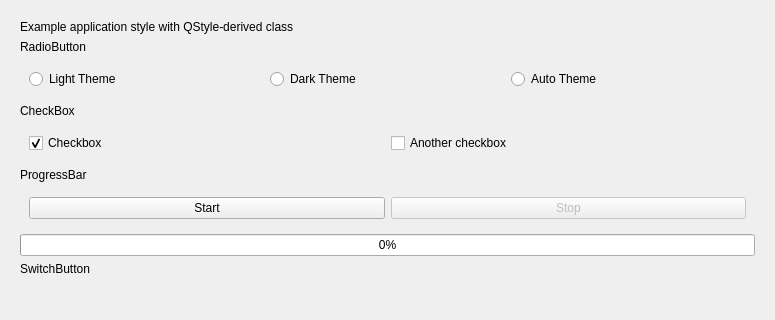
Above: example/MainWindow.ui from AlanusMeminius/VanillaStyle before the change; both pictures show x 0 to 775 and y 0 to 320 of the 775 by 936 pixel window. Below: the same form after it.
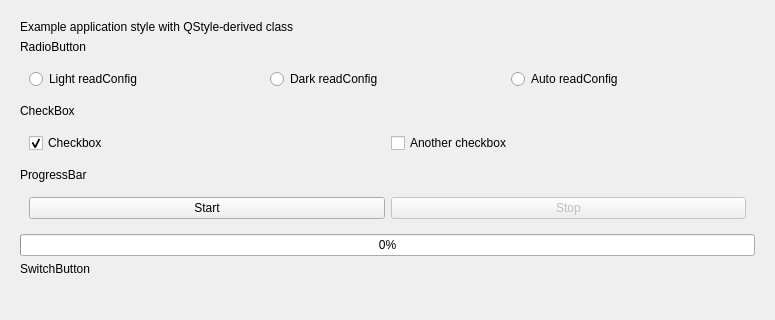
That is the form after the change.

```diff
--- a/example/MainWindow.ui
+++ b/example/MainWindow.ui
@@ -44,21 +44,21 @@
        <item>
         <widget class="QRadioButton" name="radioButton">
          <property name="text">
-          <string>Light Theme</string>
+          <string>Light readConfig</string>
          </property>
         </widget>
        </item>
        <item>
         <widget class="QRadioButton" name="radioButton_2">
          <property name="text">
-          <string>Dark Theme</string>
+          <string>Dark readConfig</string>
          </property>
         </widget>
        </item>
        <item>
         <widget class="QRadioButton" name="radioButton_3">
          <property name="text">
-          <string>Auto Theme</string>
+          <string>Auto readConfig</string>
          </property>
         </widget>
        </item>
```
